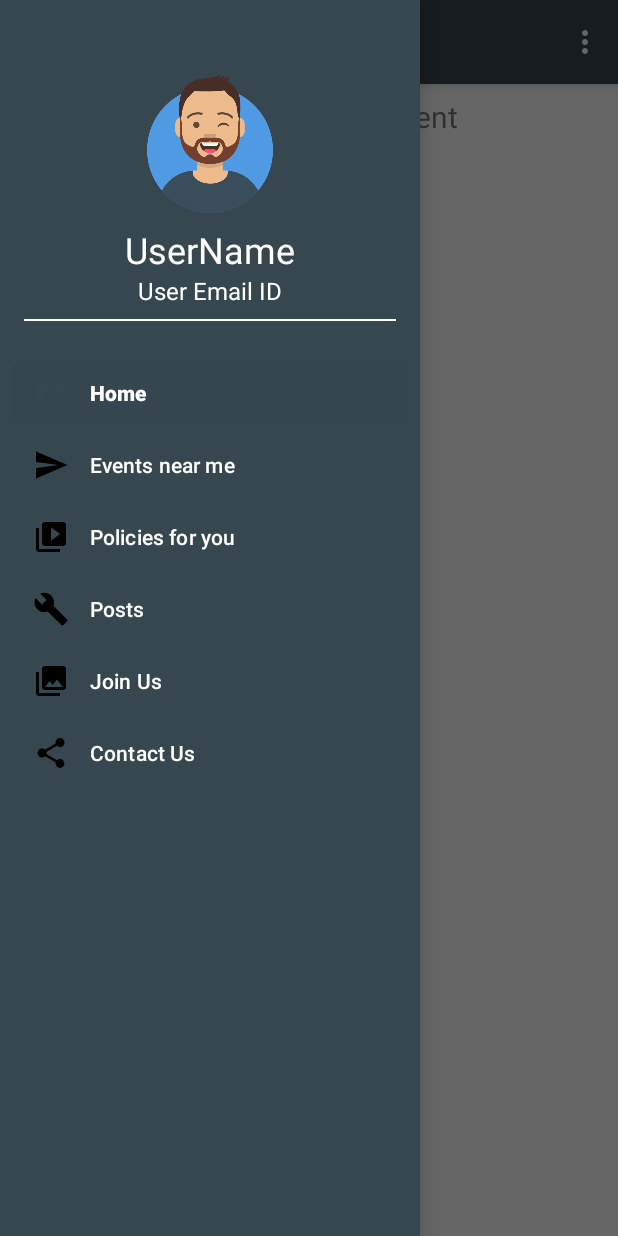
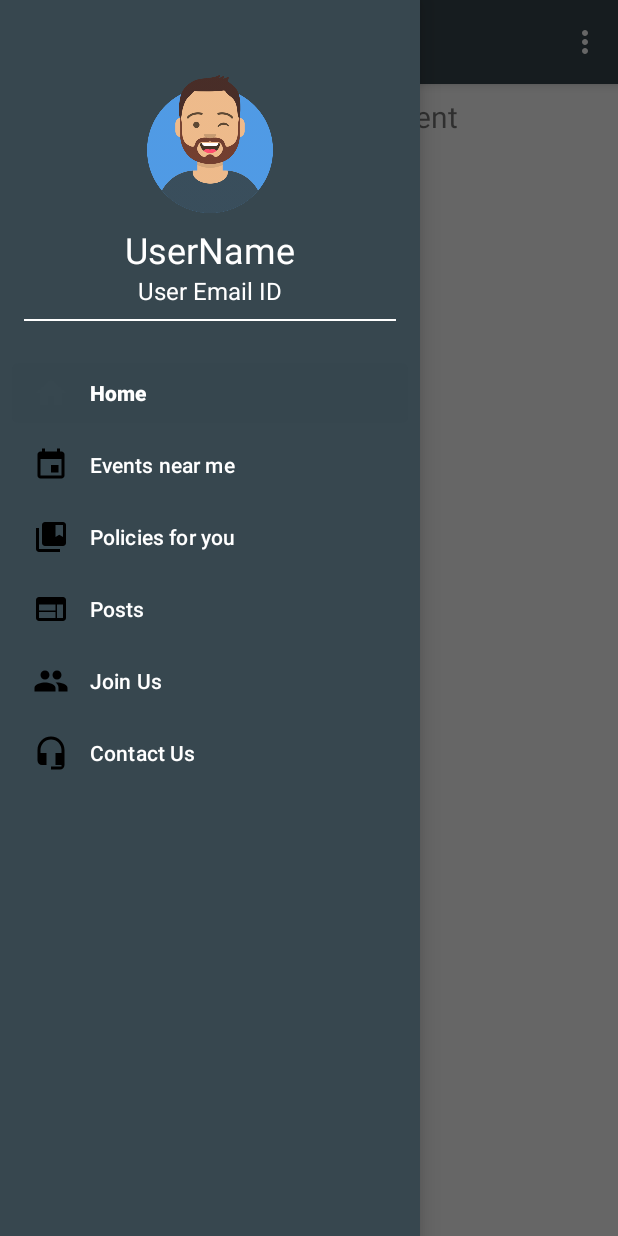
Before and after one commit to Priyanka-Sachan/CampFlow, an Android app: the screen it shows after launch (MainActivity), with the side drawer open, on a phone screen of 412 x 824 dp. Run offline under Robolectric (Android 15) with nearby library versions, the phone set to English and light mode, and no system bars; our stand-ins replace navigation-ui.

Commit message:
feat:Icons changed.

```diff
--- /dev/null
+++ b/app/src/main/res/drawable/ic_add.xml
@@ -0,0 +1,5 @@
+<vector android:height="24dp" android:tint="#37474F"
+    android:viewportHeight="24.0" android:viewportWidth="24.0"
+    android:width="24dp" xmlns:android="http://schemas.android.com/apk/res/android">
+    <path android:fillColor="#FF000000" android:pathData="M19,13h-6v6h-2v-6H5v-2h6V5h2v6h6v2z"/>
+</vector>
--- /dev/null
+++ b/app/src/main/res/drawable/ic_contact_us.xml
@@ -0,0 +1,5 @@
+<vector android:height="24dp" android:tint="#FFFFFF"
+    android:viewportHeight="24.0" android:viewportWidth="24.0"
+    android:width="24dp" xmlns:android="http://schemas.android.com/apk/res/android">
+    <path android:fillColor="#FF000000" android:pathData="M12,1c-4.97,0 -9,4.03 -9,9v7c0,1.66 1.34,3 3,3h3v-8H5v-2c0,-3.87 3.13,-7 7,-7s7,3.13 7,7v2h-4v8h4v1h-7v2h6c1.66,0 3,-1.34 3,-3V10c0,-4.97 -4.03,-9 -9,-9z"/>
+</vector>
--- /dev/null
+++ b/app/src/main/res/drawable/ic_events_near_me.xml
@@ -0,0 +1,5 @@
+<vector android:height="24dp" android:tint="#FFFFFF"
+    android:viewportHeight="24.0" android:viewportWidth="24.0"
+    android:width="24dp" xmlns:android="http://schemas.android.com/apk/res/android">
+    <path android:fillColor="#FF000000" android:pathData="M17,12h-5v5h5v-5zM16,1v2L8,3L8,1L6,1v2L5,3c-1.11,0 -1.99,0.9 -1.99,2L3,19c0,1.1 0.89,2 2,2h14c1.1,0 2,-0.9 2,-2L21,5c0,-1.1 -0.9,-2 -2,-2h-1L18,1h-2zM19,19L5,19L5,8h14v11z"/>
+</vector>
--- /dev/null
+++ b/app/src/main/res/drawable/ic_home.xml
@@ -0,0 +1,5 @@
+<vector android:height="24dp" android:tint="#FFFFFF"
+    android:viewportHeight="24.0" android:viewportWidth="24.0"
+    android:width="24dp" xmlns:android="http://schemas.android.com/apk/res/android">
+    <path android:fillColor="#FF000000" android:pathData="M10,20v-6h4v6h5v-8h3L12,3 2,12h3v8z"/>
+</vector>
--- /dev/null
+++ b/app/src/main/res/drawable/ic_join_us.xml
@@ -0,0 +1,5 @@
+<vector android:height="24dp" android:tint="#FFFFFF"
+    android:viewportHeight="24.0" android:viewportWidth="24.0"
+    android:width="24dp" xmlns:android="http://schemas.android.com/apk/res/android">
+    <path android:fillColor="#FF000000" android:pathData="M16,11c1.66,0 2.99,-1.34 2.99,-3S17.66,5 16,5c-1.66,0 -3,1.34 -3,3s1.34,3 3,3zM8,11c1.66,0 2.99,-1.34 2.99,-3S9.66,5 8,5C6.34,5 5,6.34 5,8s1.34,3 3,3zM8,13c-2.33,0 -7,1.17 -7,3.5L1,19h14v-2.5c0,-2.33 -4.67,-3.5 -7,-3.5zM16,13c-0.29,0 -0.62,0.02 -0.97,0.05 1.16,0.84 1.97,1.97 1.97,3.45L17,19h6v-2.5c0,-2.33 -4.67,-3.5 -7,-3.5z"/>
+</vector>
--- a/app/src/main/res/drawable/ic_menu_camera.xml
+++ /dev/null
@@ -1,12 +0,0 @@
-<vector xmlns:android="http://schemas.android.com/apk/res/android"
-    android:width="24dp"
-    android:height="24dp"
-    android:viewportWidth="24.0"
-    android:viewportHeight="24.0">
-    <path
-        android:fillColor="#FF000000"
-        android:pathData="M12,12m-3.2,0a3.2,3.2 0,1 1,6.4 0a3.2,3.2 0,1 1,-6.4 0" />
-    <path
-        android:fillColor="#FF000000"
-        android:pathData="M9,2L7.17,4H4c-1.1,0 -2,0.9 -2,2v12c0,1.1 0.9,2 2,2h16c1.1,0 2,-0.9 2,-2V6c0,-1.1 -0.9,-2 -2,-2h-3.17L15,2H9zm3,15c-2.76,0 -5,-2.24 -5,-5s2.24,-5 5,-5 5,2.24 5,5 -2.24,5 -5,5z" />
-</vector>
--- a/app/src/main/res/drawable/ic_menu_gallery.xml
+++ /dev/null
@@ -1,9 +0,0 @@
-<vector xmlns:android="http://schemas.android.com/apk/res/android"
-    android:width="24dp"
-    android:height="24dp"
-    android:viewportWidth="24.0"
-    android:viewportHeight="24.0">
-    <path
-        android:fillColor="#FF000000"
-        android:pathData="M22,16V4c0,-1.1 -0.9,-2 -2,-2H8c-1.1,0 -2,0.9 -2,2v12c0,1.1 0.9,2 2,2h12c1.1,0 2,-0.9 2,-2zm-11,-4l2.03,2.71L16,11l4,5H8l3,-4zM2,6v14c0,1.1 0.9,2 2,2h14v-2H4V6H2z" />
-</vector>
--- a/app/src/main/res/drawable/ic_menu_manage.xml
+++ /dev/null
@@ -1,9 +0,0 @@
-<vector xmlns:android="http://schemas.android.com/apk/res/android"
-    android:width="24dp"
-    android:height="24dp"
-    android:viewportWidth="24.0"
-    android:viewportHeight="24.0">
-    <path
-        android:fillColor="#FF000000"
-        android:pathData="M22.7,19l-9.1,-9.1c0.9,-2.3 0.4,-5 -1.5,-6.9 -2,-2 -5,-2.4 -7.4,-1.3L9,6 6,9 1.6,4.7C0.4,7.1 0.9,10.1 2.9,12.1c1.9,1.9 4.6,2.4 6.9,1.5l9.1,9.1c0.4,0.4 1,0.4 1.4,0l2.3,-2.3c0.5,-0.4 0.5,-1.1 0.1,-1.4z" />
-</vector>
--- a/app/src/main/res/drawable/ic_menu_send.xml
+++ /dev/null
@@ -1,9 +0,0 @@
-<vector xmlns:android="http://schemas.android.com/apk/res/android"
-    android:width="24dp"
-    android:height="24dp"
-    android:viewportWidth="24.0"
-    android:viewportHeight="24.0">
-    <path
-        android:fillColor="#FF000000"
-        android:pathData="M2.01,21L23,12 2.01,3 2,10l15,2 -15,2z" />
-</vector>
--- a/app/src/main/res/drawable/ic_menu_share.xml
+++ /dev/null
@@ -1,9 +0,0 @@
-<vector xmlns:android="http://schemas.android.com/apk/res/android"
-    android:width="24dp"
-    android:height="24dp"
-    android:viewportWidth="24.0"
-    android:viewportHeight="24.0">
-    <path
-        android:fillColor="#FF000000"
-        android:pathData="M18,16.08c-0.76,0 -1.44,0.3 -1.96,0.77L8.91,12.7c0.05,-0.23 0.09,-0.46 0.09,-0.7s-0.04,-0.47 -0.09,-0.7l7.05,-4.11c0.54,0.5 1.25,0.81 2.04,0.81 1.66,0 3,-1.34 3,-3s-1.34,-3 -3,-3 -3,1.34 -3,3c0,0.24 0.04,0.47 0.09,0.7L8.04,9.81C7.5,9.31 6.79,9 6,9c-1.66,0 -3,1.34 -3,3s1.34,3 3,3c0.79,0 1.5,-0.31 2.04,-0.81l7.12,4.16c-0.05,0.21 -0.08,0.43 -0.08,0.65 0,1.61 1.31,2.92 2.92,2.92 1.61,0 2.92,-1.31 2.92,-2.92s-1.31,-2.92 -2.92,-2.92z" />
-</vector>
--- a/app/src/main/res/drawable/ic_menu_slideshow.xml
+++ /dev/null
@@ -1,9 +0,0 @@
-<vector xmlns:android="http://schemas.android.com/apk/res/android"
-    android:width="24dp"
-    android:height="24dp"
-    android:viewportWidth="24.0"
-    android:viewportHeight="24.0">
-    <path
-        android:fillColor="#FF000000"
-        android:pathData="M4,6H2v14c0,1.1 0.9,2 2,2h14v-2H4V6zm16,-4H8c-1.1,0 -2,0.9 -2,2v12c0,1.1 0.9,2 2,2h12c1.1,0 2,-0.9 2,-2V4c0,-1.1 -0.9,-2 -2,-2zm-8,12.5v-9l6,4.5 -6,4.5z" />
-</vector>
--- /dev/null
+++ b/app/src/main/res/drawable/ic_policies_for_you.xml
@@ -0,0 +1,5 @@
+<vector android:height="24dp" android:tint="#FFFFFF"
+    android:viewportHeight="24.0" android:viewportWidth="24.0"
+    android:width="24dp" xmlns:android="http://schemas.android.com/apk/res/android">
+    <path android:fillColor="#FF000000" android:pathData="M4,6L2,6v14c0,1.1 0.9,2 2,2h14v-2L4,20L4,6zM20,2L8,2c-1.1,0 -2,0.9 -2,2v12c0,1.1 0.9,2 2,2h12c1.1,0 2,-0.9 2,-2L22,4c0,-1.1 -0.9,-2 -2,-2zM20,12l-2.5,-1.5L15,12L15,4h5v8z"/>
+</vector>
--- /dev/null
+++ b/app/src/main/res/drawable/ic_posts.xml
@@ -0,0 +1,5 @@
+<vector android:height="24dp" android:tint="#FFFFFF"
+    android:viewportHeight="24.0" android:viewportWidth="24.0"
+    android:width="24dp" xmlns:android="http://schemas.android.com/apk/res/android">
+    <path android:fillColor="#FF000000" android:pathData="M20,4L4,4c-1.1,0 -1.99,0.9 -1.99,2L2,18c0,1.1 0.9,2 2,2h16c1.1,0 2,-0.9 2,-2L22,6c0,-1.1 -0.9,-2 -2,-2zM15,18L4,18v-4h11v4zM15,13L4,13L4,9h11v4zM20,18h-4L16,9h4v9z"/>
+</vector>
--- a/app/src/main/res/layout/fragment_editor_events_near_me.xml
+++ b/app/src/main/res/layout/fragment_editor_events_near_me.xml
@@ -78,6 +78,6 @@
         android:layout_height="wrap_content"
         android:layout_gravity="bottom|end"
         android:layout_margin="@dimen/fab_margin"
-        app:srcCompat="@android:drawable/ic_dialog_email" />
+        app:srcCompat="@drawable/ic_add" />
 
 </LinearLayout>
--- a/app/src/main/res/layout/fragment_events_near_me.xml
+++ b/app/src/main/res/layout/fragment_events_near_me.xml
@@ -21,6 +21,6 @@
         android:layout_margin="@dimen/fab_margin"
         app:layout_constraintRight_toRightOf="parent"
         app:layout_constraintBottom_toBottomOf="parent"
-        app:srcCompat="@android:drawable/ic_dialog_email" />
+        app:srcCompat="@drawable/ic_add" />
 
 </androidx.constraintlayout.widget.ConstraintLayout>
--- a/app/src/main/res/menu/activity_main_drawer.xml
+++ b/app/src/main/res/menu/activity_main_drawer.xml
@@ -6,27 +6,27 @@
     <group android:checkableBehavior="single">
         <item
             android:id="@+id/nav_home"
-            android:icon="@drawable/ic_menu_camera"
+            android:icon="@drawable/ic_home"
             android:title="@string/menu_home" />
         <item
             android:id="@+id/nav_events_near_me"
-            android:icon="@drawable/ic_menu_send"
+            android:icon="@drawable/ic_events_near_me"
             android:title="@string/menu_events_near_me" />
         <item
             android:id="@+id/nav_policies_for_you"
-            android:icon="@drawable/ic_menu_slideshow"
+            android:icon="@drawable/ic_policies_for_you"
             android:title="@string/menu_policies_for_you" />
         <item
             android:id="@+id/nav_posts"
-            android:icon="@drawable/ic_menu_manage"
+            android:icon="@drawable/ic_posts"
             android:title="@string/menu_posts" />
         <item
             android:id="@+id/nav_join_us"
-            android:icon="@drawable/ic_menu_gallery"
+            android:icon="@drawable/ic_join_us"
             android:title="@string/menu_join_us" />
         <item
             android:id="@+id/nav_contact_us"
-            android:icon="@drawable/ic_menu_share"
+            android:icon="@drawable/ic_contact_us"
             android:title="@string/menu_contact_us" />
     </group>
 
```
